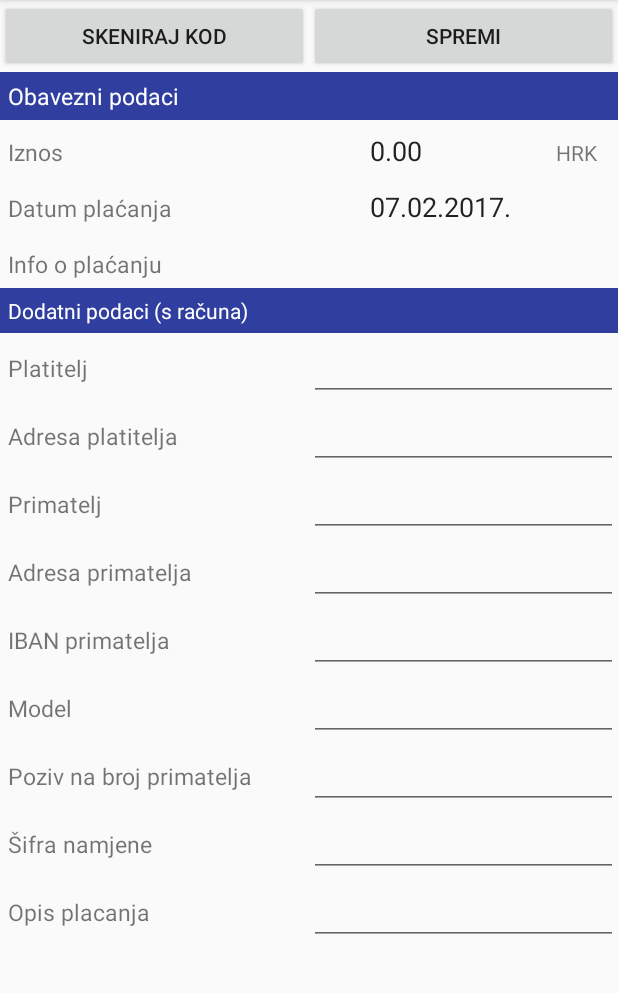
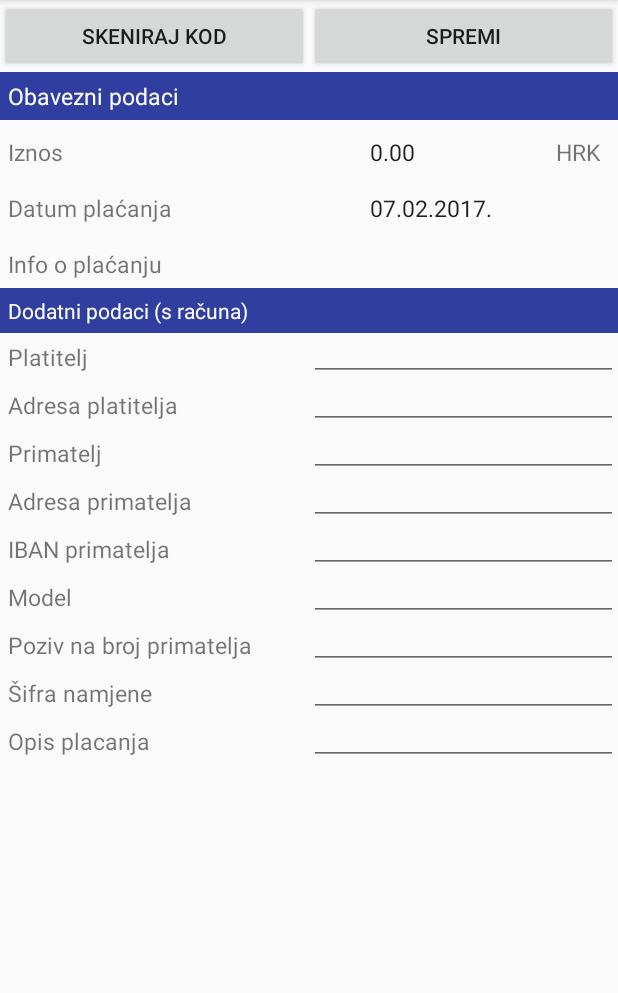
Before and after one commit to salemetal/PomocnikZaRezije2, an Android app: the AddEditRezija screen opened directly, with no data from a screen before it, on a phone screen of 412 x 824 dp, the part 84-1077 px from its top. Run offline under Robolectric (Android 15) with nearby library versions, the phone set to English and light mode, and no system bars; 1 statement that could not run was skipped.

```diff
--- a/app/src/main/java/com/sale/pomocnikzarezije/AddEditRezija.java
+++ b/app/src/main/java/com/sale/pomocnikzarezije/AddEditRezija.java
@@ -34,7 +34,7 @@ public class AddEditRezija extends AppCompatActivity implements View.OnClickList
     @Override
     protected void onCreate(Bundle savedInstanceState) {
         super.onCreate(savedInstanceState);
-        setContentView(R.layout.new_rezije);
+        setContentView(R.layout.rezije_new);
 
         Toolbar toolbar = (Toolbar) findViewById(R.id.toolbar);
         setSupportActionBar(toolbar);
--- a/app/src/main/java/com/sale/pomocnikzarezije/TabHome.java
+++ b/app/src/main/java/com/sale/pomocnikzarezije/TabHome.java
@@ -6,6 +6,7 @@ import android.content.Intent;
 import android.os.Bundle;
 import android.support.design.widget.FloatingActionButton;
 import android.support.v4.app.Fragment;
+import android.text.InputFilter;
 import android.text.InputType;
 import android.util.TypedValue;
 import android.view.ContextMenu;
@@ -100,6 +101,8 @@ public class TabHome extends Fragment {
 
                 final EditText editText = new EditText(getContext());
                 editText.setInputType(InputType.TYPE_CLASS_TEXT);
+                int maxLength = 3;
+                editText.setFilters(new InputFilter[] {new InputFilter.LengthFilter(maxLength)});
                 builder.setView(editText);
 
                 builder.setPositiveButton(R.string.spremi, new DialogInterface.OnClickListener() {
--- a/app/src/main/java/com/sale/pomocnikzarezije/TabMjesecno.java
+++ b/app/src/main/java/com/sale/pomocnikzarezije/TabMjesecno.java
@@ -127,7 +127,7 @@ public class TabMjesecno extends Fragment{
                     View dialoglayout = inflater.inflate(R.layout.rezija_dialog, null);
 
                     TextView textView = (TextView)dialoglayout.findViewById(R.id.tvRezijaDialogIznos);
-                    textView.setText(Float.toString(rezija.getAmount()));
+                    textView.setText(Float.toString(rezija.getAmount()) + " HRK");
 
                     textView = (TextView)dialoglayout.findViewById(R.id.tvRezijaDialogDatum);
                     textView.setText(Utils.dateFormatter.format(rezija.getDatePayed()));
--- a/app/src/main/res/layout/delete_category.xml
+++ b/app/src/main/res/layout/category_delete.xml
@@ -29,11 +29,11 @@
         android:layout_height="match_parent"
         android:paddingBottom="@dimen/activity_vertical_margin"
         android:paddingLeft="@dimen/activity_horizontal_margin"
-        android:paddingRight="@dimen/activity_horizontal_margin"
-        android:paddingTop="@dimen/activity_vertical_margin"
+        android:paddingRight="64dp"
+        android:paddingTop="16dp"
         app:layout_behavior="@string/appbar_scrolling_view_behavior"
         tools:context=".category.DeleteCategory"
-        tools:showIn="@layout/delete_category">
+        tools:showIn="@layout/category_delete">
 
         <ListView
             android:id="@+id/listView1"
--- a/app/src/main/res/layout/new_rezije.xml
+++ b/app/src/main/res/layout/rezije_new.xml
@@ -43,7 +43,7 @@ tools:context="com.sale.pomocnikzarezije.MainActivity">
     <TextView
         android:layout_width="match_parent"
         android:layout_height="wrap_content"
-        android:padding="5dp"
+        android:padding="@dimen/rezijeNewGroupTvPadding"
         android:text="@string/obavezni_podaci"
         android:textSize="15dp"
         android:background="@color/colorPrimaryDark"
@@ -58,7 +58,7 @@ tools:context="com.sale.pomocnikzarezije.MainActivity">
             android:layout_height="wrap_content"
             android:layout_weight=".60"
             android:text="@string/iznos"
-            android:textSize="15dp"
+            android:textSize="@dimen/rezijeNewTvName"
             android:padding="5dp"/>
         <EditText
             android:layout_width="0dp"
@@ -69,12 +69,14 @@ tools:context="com.sale.pomocnikzarezije.MainActivity">
             android:maxLength="7"
             android:background="@android:color/transparent"
             android:text="0.00"
+            android:textSize="@dimen/rezijeNewTvValue"
             />
         <TextView
             android:layout_width="0dp"
             android:layout_height="wrap_content"
             android:layout_weight=".10"
-            android:text="@string/hrk"/>
+            android:text="@string/hrk"
+            android:textSize="@dimen/rezijeNewTvName"/>
 
     </LinearLayout>
     <LinearLayout
@@ -87,13 +89,14 @@ tools:context="com.sale.pomocnikzarezije.MainActivity">
             android:layout_height="wrap_content"
             android:layout_weight=".60"
             android:text="@string/datum_placanja"
-            android:textSize="15dp"
+            android:textSize="@dimen/rezijeNewTvName"
             android:padding="5dp"/>
         <EditText
             android:layout_width="0dp"
             android:layout_height="wrap_content"
             android:layout_weight=".40"
             android:inputType="date"
+            android:textSize="@dimen/rezijeNewTvValue"
             android:id="@+id/editTextDatum"
             android:maxLength="11"
             android:background="@android:color/transparent"/>
@@ -108,20 +111,21 @@ tools:context="com.sale.pomocnikzarezije.MainActivity">
             android:layout_height="wrap_content"
             android:layout_weight=".60"
             android:text="@string/info_o_uplati"
-            android:textSize="15dp"
+            android:textSize="@dimen/rezijeNewTvName"
             android:padding="5dp"/>
         <EditText
             android:layout_width="0dp"
             android:layout_height="wrap_content"
             android:layout_weight=".40"
             android:inputType="text"
+            android:textSize="@dimen/rezijeNewTvValue"
             android:id="@+id/editTextInfoPlacanje"
             android:background="@android:color/transparent"/>
     </LinearLayout>
     <TextView
         android:layout_width="match_parent"
         android:layout_height="wrap_content"
-        android:padding="5dp"
+        android:padding="@dimen/rezijeNewGroupTvPadding"
         android:text="@string/dodatni_podaci"
         android:background="@color/colorPrimaryDark"
         android:textColor="@android:color/background_light"
@@ -142,13 +146,15 @@ tools:context="com.sale.pomocnikzarezije.MainActivity">
                     android:layout_height="wrap_content"
                     android:layout_weight=".50"
                     android:text="@string/platitelj"
-                    android:textSize="15dp"
-                    android:padding="5dp"/>
+                    android:textSize="@dimen/rezijeNewTvName"
+                    android:padding="@dimen/rezijeNewTvPadding"/>
                 <EditText
                     android:layout_width="0dp"
                     android:layout_height="wrap_content"
                     android:layout_weight=".50"
                     android:inputType="text"
+                    android:textSize="@dimen/rezijeNewTvValue"
+                    android:padding="@dimen/rezijeNewTvPadding"
                     android:id="@+id/editTextPLatitelj"
                     android:maxLength="100"/>
             </LinearLayout>
@@ -161,13 +167,15 @@ tools:context="com.sale.pomocnikzarezije.MainActivity">
                     android:layout_height="wrap_content"
                     android:layout_weight=".50"
                     android:text="@string/adresa_platitelja"
-                    android:textSize="15dp"
-                    android:padding="5dp"/>
+                    android:textSize="@dimen/rezijeNewTvName"
+                    android:padding="@dimen/rezijeNewTvPadding"/>
                 <EditText
                     android:layout_width="0dp"
                     android:layout_height="wrap_content"
                     android:layout_weight=".50"
                     android:inputType="text"
+                    android:textSize="@dimen/rezijeNewTvValue"
+                    android:padding="@dimen/rezijeNewTvPadding"
                     android:id="@+id/editTextAdrPLatitelj"
                     android:maxLength="100"/>
             </LinearLayout>
@@ -180,13 +188,15 @@ tools:context="com.sale.pomocnikzarezije.MainActivity">
                     android:layout_height="wrap_content"
                     android:layout_weight=".50"
                     android:text="@string/primatelj"
-                    android:textSize="15dp"
-                    android:padding="5dp"/>
+                    android:textSize="@dimen/rezijeNewTvName"
+                    android:padding="@dimen/rezijeNewTvPadding"/>
                 <EditText
                     android:layout_width="0dp"
                     android:layout_height="wrap_content"
                     android:layout_weight=".50"
                     android:inputType="text"
+                    android:padding="@dimen/rezijeNewTvPadding"
+                    android:textSize="@dimen/rezijeNewTvValue"
                     android:id="@+id/editTextPrimatelj"
                     android:maxLength="100"/>
             </LinearLayout>
@@ -194,18 +204,23 @@ tools:context="com.sale.pomocnikzarezije.MainActivity">
                 android:layout_width="match_parent"
                 android:layout_height="wrap_content"
                 android:orientation="horizontal">
+
                 <TextView
                     android:layout_width="0dp"
                     android:layout_height="wrap_content"
                     android:layout_weight=".50"
                     android:text="@string/adresa_primatelja"
-                    android:textSize="15dp"
-                    android:padding="5dp"/>
+                    android:textSize="@dimen/rezijeNewTvName"
+                    android:padding="@dimen/rezijeNewTvPadding"
+                    android:id="@+id/textView7" />
+
                 <EditText
                     android:layout_width="0dp"
                     android:layout_height="wrap_content"
                     android:layout_weight=".50"
                     android:inputType="text"
+                    android:padding="@dimen/rezijeNewTvPadding"
+                    android:textSize="@dimen/rezijeNewTvValue"
                     android:id="@+id/editTextAdrPrimatelj"
                     android:maxLength="100"/>
             </LinearLayout>
@@ -218,13 +233,15 @@ tools:context="com.sale.pomocnikzarezije.MainActivity">
                     android:layout_height="wrap_content"
                     android:layout_weight=".50"
                     android:text="@string/iban_primatelja"
-                    android:textSize="15dp"
-                    android:padding="5dp"/>
+                    android:textSize="@dimen/rezijeNewTvName"
+                    android:padding="@dimen/rezijeNewTvPadding"/>
                 <EditText
                     android:layout_width="0dp"
                     android:layout_height="wrap_content"
                     android:layout_weight=".50"
                     android:inputType="text"
+                    android:textSize="@dimen/rezijeNewTvValue"
+                    android:padding="@dimen/rezijeNewTvPadding"
                     android:id="@+id/editTextIbanPrimatelj"
                     android:maxLength="100"/>
             </LinearLayout>
@@ -232,18 +249,23 @@ tools:context="com.sale.pomocnikzarezije.MainActivity">
                 android:layout_width="match_parent"
                 android:layout_height="wrap_content"
                 android:orientation="horizontal">
+
                 <TextView
                     android:layout_width="0dp"
                     android:layout_height="wrap_content"
                     android:layout_weight=".50"
                     android:text="@string/model"
-                    android:textSize="15dp"
-                    android:padding="5dp"/>
+                    android:textSize="@dimen/rezijeNewTvName"
+                    android:padding="@dimen/rezijeNewTvPadding"
+                    android:id="@+id/textView8" />
+
                 <EditText
                     android:layout_width="0dp"
                     android:layout_height="wrap_content"
                     android:layout_weight=".50"
                     android:inputType="text"
+                    android:padding="@dimen/rezijeNewTvPadding"
+                    android:textSize="@dimen/rezijeNewTvValue"
                     android:id="@+id/editTextModel"
                     android:maxLength="10"/>
             </LinearLayout>
@@ -256,13 +278,15 @@ tools:context="com.sale.pomocnikzarezije.MainActivity">
                     android:layout_height="wrap_content"
                     android:layout_weight=".50"
                     android:text="@string/pnbp"
-                    android:textSize="15dp"
-                    android:padding="5dp"/>
+                    android:textSize="@dimen/rezijeNewTvName"
+                    android:padding="@dimen/rezijeNewTvPadding"/>
                 <EditText
                     android:layout_width="0dp"
                     android:layout_height="wrap_content"
                     android:layout_weight=".50"
                     android:inputType="text"
+                    android:padding="@dimen/rezijeNewTvPadding"
+                    android:textSize="@dimen/rezijeNewTvValue"
                     android:id="@+id/editTextPnbp"
                     android:maxLength="30"/>
             </LinearLayout>
@@ -270,18 +294,21 @@ tools:context="com.sale.pomocnikzarezije.MainActivity">
                 android:layout_width="match_parent"
                 android:layout_height="wrap_content"
                 android:orientation="horizontal">
+
                 <TextView
                     android:layout_width="0dp"
                     android:layout_height="wrap_content"
                     android:layout_weight=".50"
                     android:text="@string/sifra_namjene"
-                    android:textSize="15dp"
-                    android:padding="5dp"/>
+                    android:textSize="@dimen/rezijeNewTvName"
+                    android:padding="@dimen/rezijeNewTvPadding" />
                 <EditText
                     android:layout_width="0dp"
                     android:layout_height="wrap_content"
                     android:layout_weight=".50"
                     android:inputType="text"
+                    android:padding="@dimen/rezijeNewTvPadding"
+                    android:textSize="@dimen/rezijeNewTvValue"
                     android:id="@+id/editTextSifraNamjene"
                     android:maxLength="20"/>
             </LinearLayout>
@@ -295,13 +322,15 @@ tools:context="com.sale.pomocnikzarezije.MainActivity">
                     android:layout_height="wrap_content"
                     android:layout_weight=".50"
                     android:text="@string/opis_placanja"
-                    android:textSize="15dp"
-                    android:padding="5dp"/>
+                    android:textSize="@dimen/rezijeNewTvName"
+                    android:padding="@dimen/rezijeNewTvPadding"/>
                 <EditText
                     android:layout_width="0dp"
                     android:layout_height="wrap_content"
                     android:layout_weight=".50"
                     android:inputType="text"
+                    android:padding="@dimen/rezijeNewTvPadding"
+                    android:textSize="@dimen/rezijeNewTvValue"
                     android:id="@+id/editTextOpisPl"
                     android:maxLength="100"/>
             </LinearLayout>
--- a/app/src/main/res/layout/row_categories.xml
+++ b/app/src/main/res/layout/row_categories.xml
@@ -12,14 +12,14 @@
             android:layout_width="0dp"
             android:layout_height="wrap_content"
             android:layout_weight=".8"
-            android:textSize="@dimen/text_size_cat_cat"
-            android:paddingLeft="@dimen/padding_left_rows"
+            android:textSize="15dp"
+            android:paddingLeft="10dp"
             android:layout_gravity="center_vertical"
             />
         <LinearLayout
             android:layout_width="wrap_content"
             android:layout_height="wrap_content"
-            android:padding="@dimen/padding_flag">
+            android:padding="5dp">
             <ImageView
                 android:id="@+id/ivCategoriesIsPayedFlag"
                 android:layout_width="0dp"
```
Also changed, not shown: app/src/main/res/layout/new_category.xml (deleted, +0 -37 lines), app/src/main/res/layout/rezija_dialog.xml (+69 -75 lines), app/src/main/res/layout/row_monthly.xml (+5 -5 lines), app/src/main/res/layout/row_yearly.xml (+6 -6 lines), app/src/main/res/layout/tab_godisnje.xml (+6 -6 lines), app/src/main/res/layout/tab_mjesecno.xml (+6 -6 lines), app/src/main/res/values/dimens.xml (+9 -15 lines), app/src/main/res/drawable/green_small.png, app/src/main/res/drawable/red_small.png, app/src/main/res/drawable/test.png (deleted).
